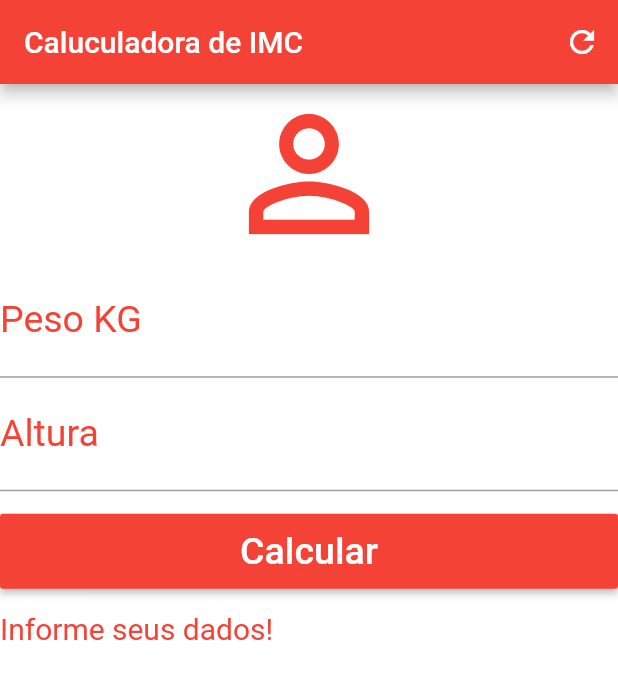
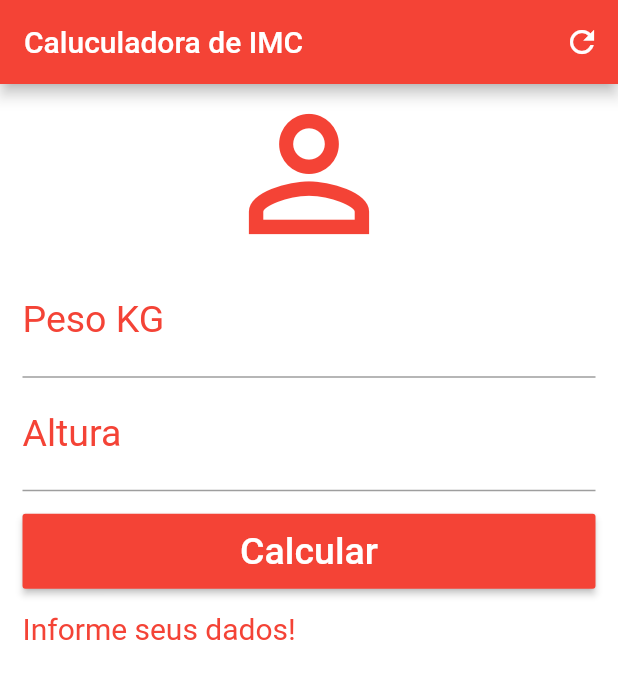
Before and after one commit to wsy152/imc, a Flutter app: the screen it shows after launch, on a phone screen of 412 x 824 dp. Shown: the top 679 px of the screen. Run offline on Flutter 3.47's test engine with Material 2 defaults, Android fonts, the phone set to English and light mode, and no system bars.

Commit message:
Melhorias III

```diff
--- a/lib/main.dart
+++ b/lib/main.dart
@@ -73,6 +73,8 @@ class _HomeState extends State<Home> {
       body: SingleChildScrollView(
         child: Form(
             key: _formkey,
+            child: Padding(
+              padding: EdgeInsets.only(left: 15, right: 15),
               child: Container(
                 child: Column(
                   crossAxisAlignment: CrossAxisAlignment.stretch,
@@ -139,6 +141,8 @@ class _HomeState extends State<Home> {
                   ],
                 ),
               ),
-        )));
+            )),
+      ),
+    );
   }
 }
```
Lines whose indentation alone changed are shown as unchanged.
